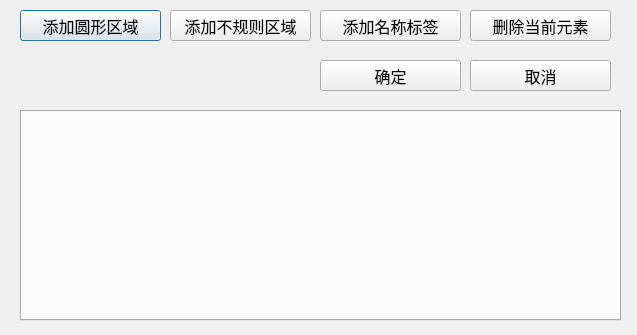
Above: Workspaces/src/designer/src/components/propertyeditor/q2wmapobj/q2wmapstaticelementdlg.ui from cokkiy/CC before the change. Below: the same form after it.
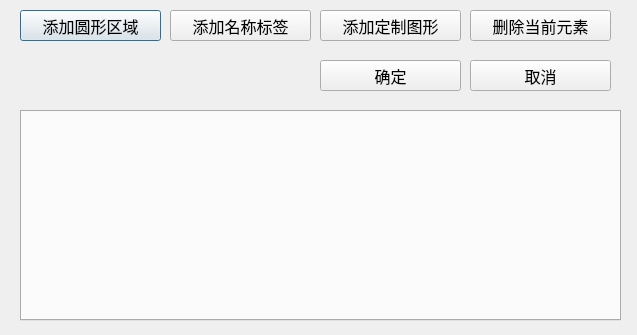
That is the form after the change.

The edit to the form file:
```diff
--- a/Workspaces/src/designer/src/components/propertyeditor/q2wmapobj/q2wmapstaticelementdlg.ui
+++ b/Workspaces/src/designer/src/components/propertyeditor/q2wmapobj/q2wmapstaticelementdlg.ui
@@ -10,6 +10,18 @@
     <height>335</height>
    </rect>
   </property>
+  <property name="minimumSize">
+   <size>
+    <width>637</width>
+    <height>335</height>
+   </size>
+  </property>
+  <property name="maximumSize">
+   <size>
+    <width>637</width>
+    <height>335</height>
+   </size>
+  </property>
   <property name="font">
    <font>
     <family>微软雅黑</family>
@@ -35,20 +47,20 @@
   <widget class="QPushButton" name="pushButtonPolygon">
    <property name="geometry">
     <rect>
-     <x>170</x>
-     <y>10</y>
-     <width>141</width>
-     <height>31</height>
-    </rect>
-   </property>
-   <property name="text">
-    <string>添加不规则区域</string>
-   </property>
-  </widget>
-  <widget class="QPushButton" name="pushButtonLabel">
-   <property name="geometry">
-    <rect>
      <x>320</x>
+     <y>10</y>
+     <width>141</width>
+     <height>31</height>
+    </rect>
+   </property>
+   <property name="text">
+    <string>添加定制图形</string>
+   </property>
+  </widget>
+  <widget class="QPushButton" name="pushButtonLabel">
+   <property name="geometry">
+    <rect>
+     <x>170</x>
      <y>10</y>
      <width>141</width>
      <height>31</height>
```
